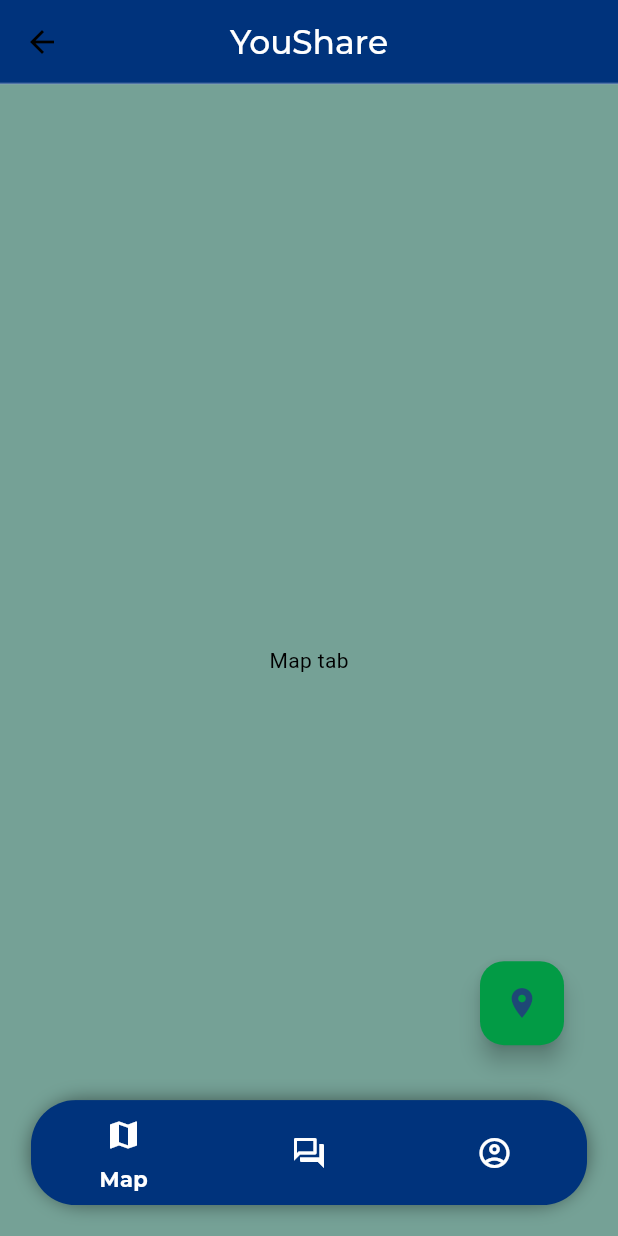
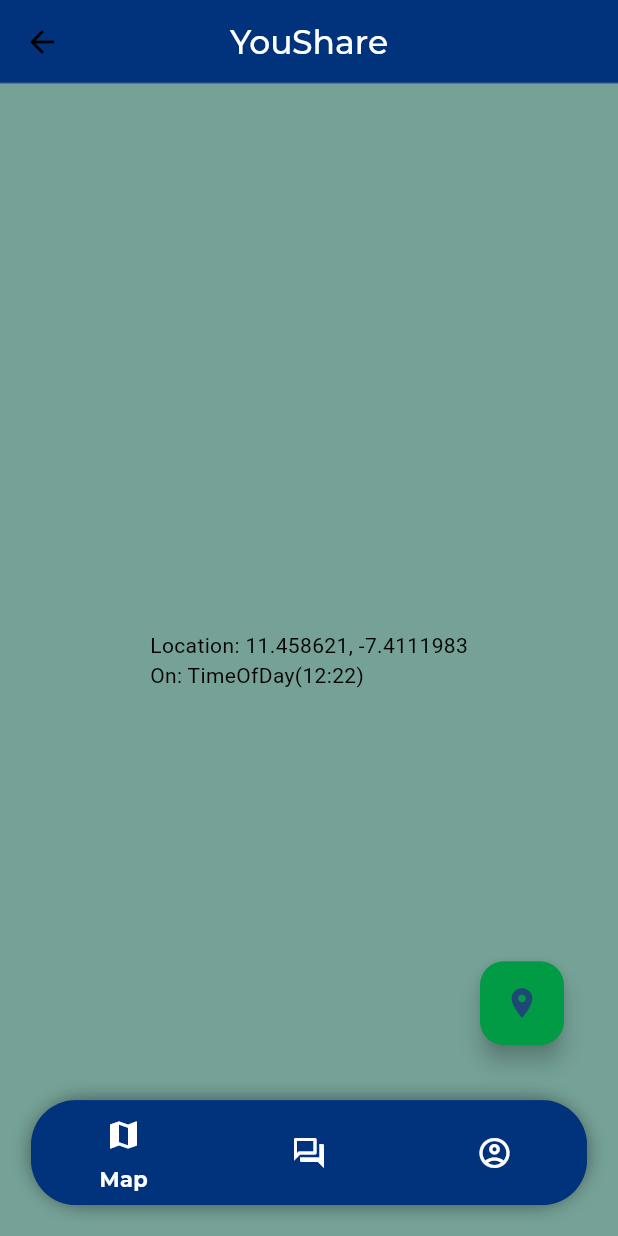
Before and after one commit to TheHoodini/YouShare, a Flutter app: the HomePage screen opened by its route, on a phone screen of 412 x 824 dp. Run offline on Flutter 3.47's test engine with Material 2 defaults, Android fonts, the phone set to English and light mode, and no system bars; our stand-ins replace flex_color_scheme, get, video_player.

Commit message:
loc_controller Changes

```diff
--- a/lib/main.dart
+++ b/lib/main.dart
@@ -1,9 +1,11 @@
 import 'package:flutter/material.dart';
 import 'package:get/get.dart';
 import 'package:proychat/ui/controllers/user_controller.dart';
+import 'ui/controllers/location_controller.dart';
 import 'ui/my_app.dart';
 
 void main() {
   Get.put(UserController());
+  Get.put(LocationController());
   runApp(const MyApp());
 }
--- /dev/null
+++ b/lib/ui/controllers/location_controller.dart
@@ -0,0 +1,16 @@
+import 'package:flutter/material.dart';
+import 'package:get/get.dart';
+
+class LocationController extends GetxController {
+  final _latitud = 11.458621.obs;
+  final _longitud = (-7.4111983).obs;
+  final _lastActualization = const TimeOfDay(hour: 12, minute: 22).obs;
+
+  double get latitud => _latitud.value;
+  double get longitud => _longitud.value;
+  TimeOfDay get lastActualization => _lastActualization.value;
+
+  setLat(newValue) => _latitud.value = newValue;
+  setLon(newValue) => _longitud.value = newValue;
+  setLastAct(newValue) => _lastActualization.value = newValue;
+}
--- a/lib/ui/controllers/user_controller.dart
+++ b/lib/ui/controllers/user_controller.dart
@@ -1,7 +1,7 @@
 import 'package:get/get.dart';
 
 class UserController extends GetxController {
-  final _username = '@username'.obs;
+  final _username = 'username'.obs;
   final _name = 'Name'.obs;
   final _email = 'name@mail.com'.obs;
   final _salute = 'Hey! I\'m using YouShare'.obs;
@@ -15,4 +15,8 @@
   setName(newValue) => _name.value = newValue;
   setEmail(newValue) => _email.value = newValue;
   setSalute(newValue) => _salute.value = newValue;
+
+  //Methods
+  bool checkAccountValid() => true;
+  bool createAccount() => true;
 }
--- a/lib/ui/pages/home_page.dart
+++ b/lib/ui/pages/home_page.dart
@@ -1,5 +1,8 @@
+import 'dart:math';
+
 import 'package:flutter/material.dart';
 import 'package:get/get.dart';
+import 'package:proychat/ui/controllers/location_controller.dart';
 
 // Tabs
 import 'package:proychat/ui/pages/tabs/map_tab.dart';
@@ -24,6 +27,7 @@
   ];
 
   IconData currentFloatingButtonIcon = Icons.location_on;
+  LocationController loc_controller = Get.find();
 
   @override
   Widget build(BuildContext context) {
@@ -135,6 +139,9 @@
               child: FloatingActionButton(
                 onPressed: () {
                   if (currentIndex == 0) {
+                    loc_controller.setLat((Random().nextDouble()-0.5)*40);
+                    loc_controller.setLon((Random().nextDouble()-0.5)*40);
+                    loc_controller.setLastAct(TimeOfDay.now());
                     print("map");
                   } else if (currentIndex == 1) {
                     print("chat");
--- a/lib/ui/pages/tabs/map_tab.dart
+++ b/lib/ui/pages/tabs/map_tab.dart
@@ -1,5 +1,7 @@
 // ignore: file_names
 import 'package:flutter/material.dart';
+import 'package:get/get.dart';
+import 'package:proychat/ui/controllers/location_controller.dart';
 
 class MapTab extends StatefulWidget {
   const MapTab({super.key});
@@ -10,14 +12,15 @@
 
 // hola
 class _MapTabState extends State<MapTab> {
+  LocationController loc_controller = Get.find();
   @override
-  Widget build(BuildContext context) => const Scaffold(
-        backgroundColor: Color.fromARGB(255, 117, 161, 150),
+  Widget build(BuildContext context) => Scaffold(
+        backgroundColor: const Color.fromARGB(255, 117, 161, 150),
         body: Center(
-          child: Text(
-            "Map tab",
-            style: TextStyle(color: Colors.black),
-          ),
+          child: Obx(() => Text(
+            "Location: ${loc_controller.latitud}, ${loc_controller.longitud}\nOn: ${loc_controller.lastActualization}",
+            style: const TextStyle(color: Colors.black),
+          )),
         ),
       );
 }
```
Also changed, not shown: lib/ui/pages/createbox.dart (+39 -7 lines), lib/ui/pages/loginbox.dart (+16 -5 lines), lib/ui/pages/tabs/profile_tab.dart (+10 -4 lines).
